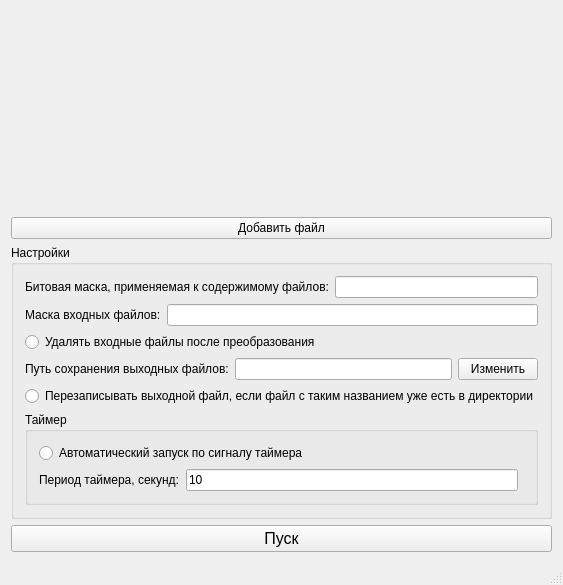
First picture: the form in mainwindow.ui, repository reedpxel/Test_task_binary_operation_modification, before the edit.
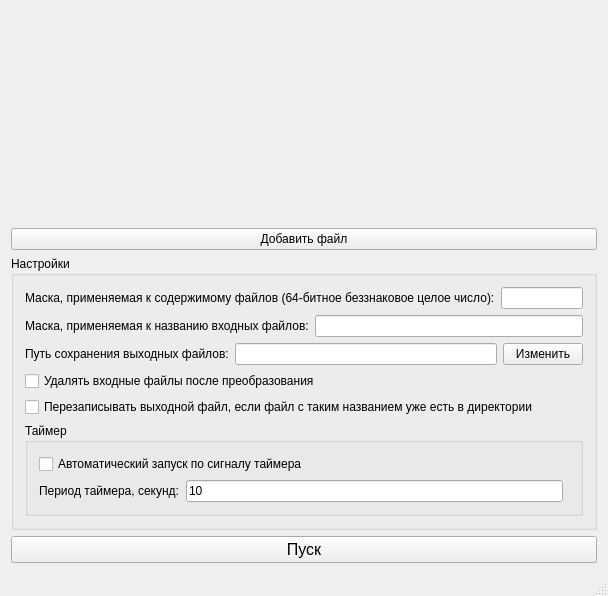
Second picture: the form after the edit.

Commit message: Added file mask, file processing function call made asynchronous

```diff
--- a/mainwindow.ui
+++ b/mainwindow.ui
@@ -6,8 +6,8 @@
    <rect>
     <x>0</x>
     <y>0</y>
-    <width>507</width>
-    <height>569</height>
+    <width>608</width>
+    <height>596</height>
    </rect>
   </property>
   <property name="windowTitle">
@@ -44,12 +44,63 @@
        <string>Настройки</string>
       </property>
       <layout class="QGridLayout" name="gridLayout_2">
+       <item row="6" column="0">
+        <widget class="QGroupBox" name="groupBox">
+         <property name="title">
+          <string>Таймер</string>
+         </property>
+         <layout class="QGridLayout" name="gridLayout">
+          <item row="1" column="0">
+           <widget class="QLabel" name="label_3">
+            <property name="text">
+             <string>Период таймера, секунд:</string>
+            </property>
+           </widget>
+          </item>
+          <item row="1" column="1">
+           <widget class="QLineEdit" name="lineEdit_3">
+            <property name="text">
+             <string>10</string>
+            </property>
+           </widget>
+          </item>
+          <item row="0" column="0" colspan="3">
+           <widget class="QCheckBox" name="checkBox_3">
+            <property name="text">
+             <string>Автоматический запуск по сигналу таймера</string>
+            </property>
+           </widget>
+          </item>
+         </layout>
+        </widget>
+       </item>
+       <item row="1" column="0">
+        <layout class="QHBoxLayout" name="horizontalLayout_2">
+         <item>
+          <widget class="QLabel" name="label">
+           <property name="text">
+            <string>Маска, применяемая к названию входных файлов:</string>
+           </property>
+          </widget>
+         </item>
+         <item>
+          <widget class="QLineEdit" name="fileNameMaskLineEdit"/>
+         </item>
+        </layout>
+       </item>
+       <item row="3" column="0">
+        <widget class="QCheckBox" name="deleteInputFilesCheckBox">
+         <property name="text">
+          <string>Удалять входные файлы после преобразования</string>
+         </property>
+        </widget>
+       </item>
        <item row="0" column="0">
         <layout class="QHBoxLayout" name="horizontalLayout">
          <item>
           <widget class="QLabel" name="label_5">
            <property name="text">
-            <string>Битовая маска, применяемая к содержимому файлов:</string>
+            <string>Маска, применяемая к содержимому файлов (64-битное беззнаковое целое число):</string>
            </property>
           </widget>
          </item>
@@ -58,28 +109,14 @@
          </item>
         </layout>
        </item>
-       <item row="1" column="0">
-        <layout class="QHBoxLayout" name="horizontalLayout_2">
-         <item>
-          <widget class="QLabel" name="label">
+       <item row="5" column="0">
+        <widget class="QCheckBox" name="rewriteCheckBox">
            <property name="text">
-            <string>Маска входных файлов:</string>
-           </property>
-          </widget>
-         </item>
-         <item>
-          <widget class="QLineEdit" name="lineEdit"/>
-         </item>
-        </layout>
+          <string>Перезаписывать выходной файл, если файл с таким названием уже есть в директории</string>
+         </property>
+        </widget>
        </item>
        <item row="2" column="0">
-        <widget class="QRadioButton" name="radioButton">
-         <property name="text">
-          <string>Удалять входные файлы после преобразования</string>
-         </property>
-        </widget>
-       </item>
-       <item row="3" column="0">
         <layout class="QHBoxLayout" name="horizontalLayout_3">
          <item>
           <widget class="QLabel" name="label_2">
@@ -100,43 +137,6 @@
          </item>
         </layout>
        </item>
-       <item row="4" column="0">
-        <widget class="QRadioButton" name="radioButton_2">
-         <property name="text">
-          <string>Перезаписывать выходной файл, если файл с таким названием уже есть в директории</string>
-         </property>
-        </widget>
-       </item>
-       <item row="5" column="0">
-        <widget class="QGroupBox" name="groupBox">
-         <property name="title">
-          <string>Таймер</string>
-         </property>
-         <layout class="QGridLayout" name="gridLayout">
-          <item row="0" column="0" colspan="3">
-           <widget class="QRadioButton" name="radioButton_3">
-            <property name="text">
-             <string>Автоматический запуск по сигналу таймера</string>
-            </property>
-           </widget>
-          </item>
-          <item row="1" column="0">
-           <widget class="QLabel" name="label_3">
-            <property name="text">
-             <string>Период таймера, секунд:</string>
-            </property>
-           </widget>
-          </item>
-          <item row="1" column="1">
-           <widget class="QLineEdit" name="lineEdit_3">
-            <property name="text">
-             <string>10</string>
-            </property>
-           </widget>
-          </item>
-         </layout>
-        </widget>
-       </item>
       </layout>
      </widget>
     </item>
```
Left out of the diff: 6 changed lines with no effect on the pictures. Lines whose indentation alone changed are shown as unchanged. The commit also changes 6 other files.
